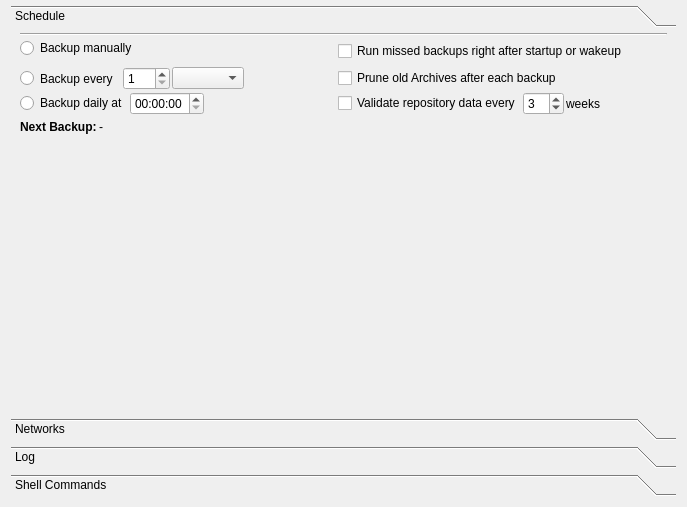
borgbase/vorta, file src/vorta/assets/UI/scheduletab.ui: the form before one commit.
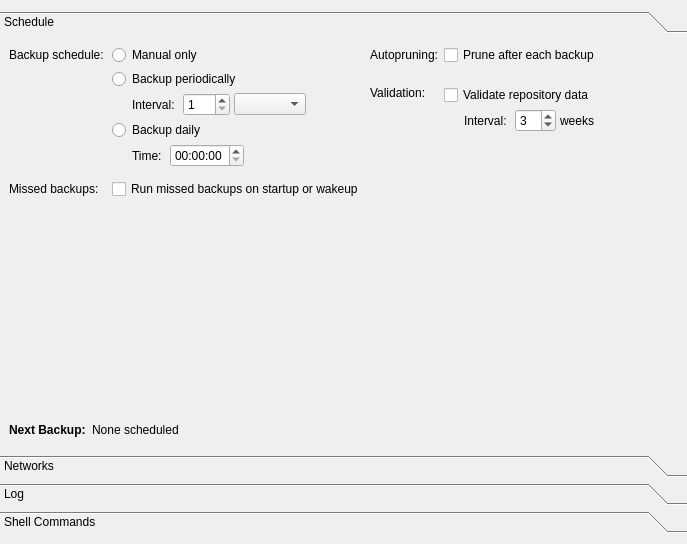
The form after the commit.

Patch:
```diff
--- a/src/vorta/assets/UI/scheduletab.ui
+++ b/src/vorta/assets/UI/scheduletab.ui
@@ -7,33 +7,39 @@
     <x>0</x>
     <y>0</y>
     <width>687</width>
-    <height>507</height>
+    <height>544</height>
    </rect>
   </property>
   <property name="windowTitle">
    <string>Form</string>
   </property>
   <layout class="QGridLayout" name="gridLayout">
-   <property name="topMargin">
-    <number>5</number>
+   <property name="leftMargin">
+    <number>0</number>
    </property>
-   <item row="0" column="0">
+   <property name="rightMargin">
+    <number>0</number>
+   </property>
+   <item row="1" column="0">
     <widget class="QToolBox" name="toolBox">
+     <property name="sizePolicy">
+      <sizepolicy hsizetype="Preferred" vsizetype="Minimum">
+       <horstretch>0</horstretch>
+       <verstretch>0</verstretch>
+      </sizepolicy>
+     </property>
      <property name="font">
       <font>
        <bold>false</bold>
       </font>
      </property>
-     <property name="currentIndex">
-      <number>0</number>
-     </property>
      <widget class="QWidget" name="schedule">
       <property name="geometry">
        <rect>
         <x>0</x>
         <y>0</y>
-        <width>663</width>
-        <height>354</height>
+        <width>687</width>
+        <height>384</height>
        </rect>
       </property>
       <property name="font">
@@ -46,104 +52,116 @@
       </attribute>
       <layout class="QVBoxLayout" name="verticalLayout">
        <property name="spacing">
-        <number>2</number>
+        <number>6</number>
        </property>
        <property name="topMargin">
-        <number>0</number>
+        <number>6</number>
        </property>
        <item>
-        <widget class="Line" name="line">
-         <property name="orientation">
-          <enum>Qt::Horizontal</enum>
-         </property>
-        </widget>
-       </item>
-       <item>
-        <layout class="QGridLayout" name="gridLayout_6">
-         <property name="topMargin">
-          <number>0</number>
-         </property>
-         <property name="bottomMargin">
-          <number>10</number>
-         </property>
-         <item row="0" column="0">
           <layout class="QHBoxLayout" name="horizontalLayout_2">
-           <property name="sizeConstraint">
-            <enum>QLayout::SetFixedSize</enum>
-           </property>
-           <property name="bottomMargin">
-            <number>7</number>
-           </property>
            <item>
+          <layout class="QFormLayout" name="formLayout_2">
+           <property name="formAlignment">
+            <set>Qt::AlignHCenter|Qt::AlignTop</set>
+           </property>
+           <property name="horizontalSpacing">
+            <number>8</number>
+           </property>
+           <property name="verticalSpacing">
+            <number>4</number>
+           </property>
+           <item row="1" column="0">
+            <widget class="QLabel" name="label_3">
+             <property name="text">
+              <string>Backup schedule:</string>
+             </property>
+            </widget>
+           </item>
+           <item row="1" column="1">
             <widget class="QRadioButton" name="scheduleOffRadio">
-             <property name="sizePolicy">
-              <sizepolicy hsizetype="Minimum" vsizetype="Fixed">
-               <horstretch>0</horstretch>
-               <verstretch>0</verstretch>
-              </sizepolicy>
-             </property>
              <property name="text">
-              <string>Backup manually</string>
+              <string>Manual only</string>
              </property>
             </widget>
            </item>
-           <item>
-            <spacer name="horizontalSpacer_7">
-             <property name="orientation">
-              <enum>Qt::Horizontal</enum>
+           <item row="3" column="1">
+            <layout class="QVBoxLayout" name="verticalLayout_5">
+             <property name="spacing">
+              <number>4</number>
              </property>
-             <property name="sizeHint" stdset="0">
-              <size>
-               <width>40</width>
-               <height>20</height>
-              </size>
+             <property name="sizeConstraint">
+              <enum>QLayout::SetMinimumSize</enum>
              </property>
-            </spacer>
-           </item>
-          </layout>
-         </item>
-         <item row="2" column="0">
-          <layout class="QHBoxLayout" name="horizontalLayout_5">
-           <item>
-            <widget class="QRadioButton" name="scheduleFixedRadio">
-             <property name="text">
-              <string>Backup daily at</string>
-             </property>
-            </widget>
-           </item>
-           <item>
-            <widget class="QTimeEdit" name="scheduleFixedTime"/>
-           </item>
-           <item>
-            <spacer name="horizontalSpacer">
-             <property name="orientation">
-              <enum>Qt::Horizontal</enum>
-             </property>
-             <property name="sizeHint" stdset="0">
-              <size>
-               <width>40</width>
-               <height>20</height>
-              </size>
-             </property>
-            </spacer>
-           </item>
-          </layout>
-         </item>
-         <item row="1" column="0">
-          <layout class="QHBoxLayout" name="horizontalLayout_3">
            <item>
             <widget class="QRadioButton" name="scheduleIntervalRadio">
+               <property name="text">
+                <string>Backup periodically</string>
+               </property>
+              </widget>
+             </item>
+             <item>
+              <widget class="QFrame" name="framePeriodic">
              <property name="sizePolicy">
               <sizepolicy hsizetype="Fixed" vsizetype="Preferred">
                <horstretch>0</horstretch>
                <verstretch>0</verstretch>
               </sizepolicy>
              </property>
+               <layout class="QHBoxLayout" name="layoutPeriodic">
+                <property name="spacing">
+                 <number>4</number>
+                </property>
+                <property name="leftMargin">
+                 <number>0</number>
+                </property>
+                <property name="topMargin">
+                 <number>0</number>
+                </property>
+                <property name="rightMargin">
+                 <number>0</number>
+                </property>
+                <property name="bottomMargin">
+                 <number>0</number>
+                </property>
+                <item>
+                 <spacer name="horizontalSpacer_2">
+                  <property name="orientation">
+                   <enum>Qt::Horizontal</enum>
+                  </property>
+                  <property name="sizeType">
+                   <enum>QSizePolicy::Fixed</enum>
+                  </property>
+                  <property name="sizeHint" stdset="0">
+                   <size>
+                    <width>20</width>
+                    <height>20</height>
+                   </size>
+                  </property>
+                 </spacer>
+                </item>
+                <item>
+                 <widget class="QLabel" name="label_5">
              <property name="text">
-              <string>Backup every </string>
+                   <string>Interval:</string>
              </property>
             </widget>
            </item>
+                <item>
+                 <spacer name="horizontalSpacer">
+                  <property name="orientation">
+                   <enum>Qt::Horizontal</enum>
+                  </property>
+                  <property name="sizeType">
+                   <enum>QSizePolicy::Fixed</enum>
+                  </property>
+                  <property name="sizeHint" stdset="0">
+                   <size>
+                    <width>4</width>
+                    <height>1</height>
+                   </size>
+                  </property>
+                 </spacer>
+                </item>
            <item>
             <widget class="QSpinBox" name="scheduleIntervalCount">
              <property name="minimum">
@@ -157,128 +175,248 @@
            <item>
             <widget class="QComboBox" name="scheduleIntervalUnit"/>
            </item>
-           <item>
-            <spacer name="horizontalSpacer_2">
-             <property name="orientation">
-              <enum>Qt::Horizontal</enum>
-             </property>
-             <property name="sizeHint" stdset="0">
-              <size>
-               <width>40</width>
-               <height>20</height>
-              </size>
-             </property>
-            </spacer>
+               </layout>
+              </widget>
            </item>
           </layout>
          </item>
-         <item row="3" column="0">
-          <layout class="QHBoxLayout" name="horizontalLayout">
+           <item row="4" column="1">
+            <layout class="QVBoxLayout" name="verticalLayout_6">
+             <property name="spacing">
+              <number>4</number>
+             </property>
+             <item>
+              <widget class="QRadioButton" name="scheduleFixedRadio">
+               <property name="text">
+                <string>Backup daily</string>
+               </property>
+              </widget>
+             </item>
+             <item>
+              <widget class="QFrame" name="frameDaily">
+               <property name="sizePolicy">
+                <sizepolicy hsizetype="Fixed" vsizetype="Preferred">
+                 <horstretch>0</horstretch>
+                 <verstretch>0</verstretch>
+                </sizepolicy>
+               </property>
+               <layout class="QHBoxLayout" name="layoutDaily">
+                <property name="spacing">
+                 <number>4</number>
+                </property>
+                <property name="leftMargin">
+                 <number>0</number>
+                </property>
            <property name="topMargin">
             <number>0</number>
            </property>
            <property name="rightMargin">
             <number>0</number>
            </property>
-           <item>
-            <widget class="QLabel" name="label_3">
-             <property name="font">
-              <font>
-               <bold>true</bold>
-              </font>
-             </property>
-             <property name="text">
-              <string>Next Backup:</string>
-             </property>
-            </widget>
-           </item>
-           <item>
-            <widget class="QLabel" name="nextBackupDateTimeLabel">
-             <property name="text">
-              <string>-</string>
-             </property>
-            </widget>
-           </item>
+                <property name="bottomMargin">
+                 <number>0</number>
+                </property>
            <item>
             <spacer name="horizontalSpacer_3">
              <property name="orientation">
               <enum>Qt::Horizontal</enum>
              </property>
+                  <property name="sizeType">
+                   <enum>QSizePolicy::Fixed</enum>
+                  </property>
              <property name="sizeHint" stdset="0">
               <size>
-               <width>40</width>
+                    <width>20</width>
                <height>20</height>
               </size>
              </property>
             </spacer>
            </item>
-          </layout>
-         </item>
-         <item row="1" column="1">
-          <layout class="QHBoxLayout" name="horizontalLayout_8">
-           <property name="topMargin">
-            <number>0</number>
-           </property>
            <item>
-            <widget class="QCheckBox" name="pruneCheckBox">
+                 <widget class="QLabel" name="label_6">
              <property name="text">
-              <string>Prune old Archives after each backup</string>
+                   <string>Time:</string>
              </property>
             </widget>
            </item>
            <item>
-            <spacer name="horizontalSpacer_6">
+                 <spacer name="horizontalSpacer_9">
              <property name="orientation">
               <enum>Qt::Horizontal</enum>
              </property>
+                  <property name="sizeType">
+                   <enum>QSizePolicy::Fixed</enum>
+                  </property>
              <property name="sizeHint" stdset="0">
               <size>
-               <width>40</width>
-               <height>20</height>
+                    <width>4</width>
+                    <height>1</height>
               </size>
              </property>
             </spacer>
            </item>
-          </layout>
-         </item>
-         <item row="0" column="1">
-          <layout class="QHBoxLayout" name="horizontalLayout_9">
-           <property name="topMargin">
-            <number>0</number>
-           </property>
            <item>
+                 <widget class="QTimeEdit" name="scheduleFixedTime"/>
+                </item>
+               </layout>
+              </widget>
+             </item>
+            </layout>
+           </item>
+           <item row="5" column="1">
+            <spacer name="verticalSpacer">
+             <property name="orientation">
+              <enum>Qt::Vertical</enum>
+             </property>
+             <property name="sizeType">
+              <enum>QSizePolicy::Fixed</enum>
+             </property>
+             <property name="sizeHint" stdset="0">
+              <size>
+               <width>1</width>
+               <height>4</height>
+              </size>
+             </property>
+            </spacer>
+           </item>
+           <item row="6" column="0">
+            <widget class="QLabel" name="label_8">
+             <property name="text">
+              <string>Missed backups:</string>
+             </property>
+            </widget>
+           </item>
+           <item row="6" column="1">
             <widget class="QCheckBox" name="missedBackupsCheckBox">
+             <property name="maximumSize">
+              <size>
+               <width>16777215</width>
+               <height>16777215</height>
+              </size>
+             </property>
              <property name="text">
-              <string>Run missed backups right after startup or wakeup</string>
+              <string>Run missed backups on startup or wakeup</string>
              </property>
             </widget>
            </item>
-           <item>
-            <spacer name="horizontalSpacer_5">
+           <item row="7" column="1">
+            <spacer name="verticalSpacer_5">
              <property name="orientation">
-              <enum>Qt::Horizontal</enum>
+              <enum>Qt::Vertical</enum>
+             </property>
+             <property name="sizeType">
+              <enum>QSizePolicy::Fixed</enum>
              </property>
              <property name="sizeHint" stdset="0">
               <size>
-               <width>40</width>
-               <height>20</height>
+               <width>1</width>
+               <height>4</height>
               </size>
              </property>
             </spacer>
            </item>
           </layout>
+         </item>
+         <item>
+          <layout class="QFormLayout" name="formLayout_3">
+           <item row="0" column="0">
+            <widget class="QLabel" name="label_9">
+             <property name="text">
+              <string>Autopruning:</string>
+             </property>
+            </widget>
+           </item>
+           <item row="0" column="1">
+            <widget class="QCheckBox" name="pruneCheckBox">
+             <property name="text">
+              <string>Prune after each backup</string>
+             </property>
+            </widget>
+           </item>
+           <item row="2" column="0">
+            <widget class="QLabel" name="label_10">
+             <property name="text">
+              <string>Validation:</string>
+             </property>
+            </widget>
          </item>
          <item row="2" column="1">
-          <layout class="QHBoxLayout" name="horizontalLayout_6">
+            <layout class="QVBoxLayout" name="verticalLayout_7">
+             <property name="spacing">
+              <number>4</number>
+             </property>
            <property name="topMargin">
-            <number>0</number>
+              <number>4</number>
            </property>
            <item>
             <widget class="QCheckBox" name="validationCheckBox">
              <property name="text">
-              <string>Validate repository data every</string>
-             </property>
-            </widget>
+                <string>Validate repository data</string>
+               </property>
+              </widget>
+             </item>
+             <item>
+              <widget class="QFrame" name="frameValidation">
+               <property name="sizePolicy">
+                <sizepolicy hsizetype="Fixed" vsizetype="Preferred">
+                 <horstretch>0</horstretch>
+                 <verstretch>0</verstretch>
+                </sizepolicy>
+               </property>
+               <layout class="QHBoxLayout" name="layoutValidation">
+                <property name="spacing">
+                 <number>4</number>
+                </property>
+                <property name="leftMargin">
+                 <number>0</number>
+                </property>
+                <property name="topMargin">
+                 <number>0</number>
+                </property>
+                <property name="rightMargin">
+                 <number>0</number>
+                </property>
+                <property name="bottomMargin">
+                 <number>0</number>
+                </property>
+                <item>
+                 <spacer name="horizontalSpacer_8">
+                  <property name="orientation">
+                   <enum>Qt::Horizontal</enum>
+                  </property>
+                  <property name="sizeType">
+                   <enum>QSizePolicy::Fixed</enum>
+                  </property>
+                  <property name="sizeHint" stdset="0">
+                   <size>
+                    <width>20</width>
+                    <height>20</height>
+                   </size>
+                  </property>
+                 </spacer>
+                </item>
+                <item>
+                 <widget class="QLabel" name="label_11">
+                  <property name="text">
+                   <string>Interval:</string>
+                  </property>
+                 </widget>
+                </item>
+                <item>
+                 <spacer name="horizontalSpacer_10">
+                  <property name="orientation">
+                   <enum>Qt::Horizontal</enum>
+                  </property>
+                  <property name="sizeType">
+                   <enum>QSizePolicy::Fixed</enum>
+                  </property>
+                  <property name="sizeHint" stdset="0">
+                   <size>
+                    <width>4</width>
+                    <height>1</height>
+                   </size>
+                  </property>
+                 </spacer>
            </item>
            <item>
             <widget class="QSpinBox" name="validationWeeksCount">
@@ -294,12 +432,71 @@
             </widget>
            </item>
            <item>
-            <widget class="QLabel" name="label_5">
+                 <widget class="QLabel" name="label_12">
              <property name="text">
               <string>weeks</string>
              </property>
             </widget>
            </item>
+               </layout>
+              </widget>
+             </item>
+            </layout>
+           </item>
+           <item row="1" column="1">
+            <spacer name="verticalSpacer_4">
+             <property name="orientation">
+              <enum>Qt::Vertical</enum>
+             </property>
+             <property name="sizeType">
+              <enum>QSizePolicy::Fixed</enum>
+             </property>
+             <property name="sizeHint" stdset="0">
+              <size>
+               <width>1</width>
+               <height>4</height>
+              </size>
+             </property>
+            </spacer>
+           </item>
+          </layout>
+         </item>
+        </layout>
+       </item>
+       <item>
+        <spacer name="verticalSpacer_3">
+         <property name="orientation">
+          <enum>Qt::Vertical</enum>
+         </property>
+         <property name="sizeHint" stdset="0">
+          <size>
+           <width>20</width>
+           <height>40</height>
+          </size>
+         </property>
+        </spacer>
+       </item>
+       <item>
+        <layout class="QHBoxLayout" name="horizontalLayout">
+         <item>
+          <widget class="QLabel" name="label_14">
+           <property name="font">
+            <font>
+             <bold>true</bold>
+            </font>
+           </property>
+           <property name="text">
+            <string>Next Backup:</string>
+           </property>
+          </widget>
+         </item>
+         <item>
+          <widget class="QLabel" name="nextBackupDateTimeLabel">
+           <property name="text">
+            <string>None scheduled</string>
+           </property>
+          </widget>
+         </item>
            <item>
             <spacer name="horizontalSpacer_4">
              <property name="orientation">
@@ -316,39 +513,29 @@
           </layout>
          </item>
         </layout>
-       </item>
-       <item>
-        <spacer name="verticalSpacer">
-         <property name="orientation">
-          <enum>Qt::Vertical</enum>
-         </property>
-         <property name="sizeHint" stdset="0">
-          <size>
-           <width>20</width>
-           <height>40</height>
-          </size>
-         </property>
-        </spacer>
-       </item>
-      </layout>
      </widget>
      <widget class="QWidget" name="page_2">
       <property name="geometry">
        <rect>
         <x>0</x>
         <y>0</y>
-        <width>282</width>
-        <height>146</height>
+        <width>687</width>
+        <height>384</height>
        </rect>
       </property>
       <attribute name="label">
        <string>Networks</string>
       </attribute>
       <layout class="QGridLayout" name="gridLayout_2">
-       <property name="topMargin">
-        <number>0</number>
+       <property name="verticalSpacing">
+        <number>12</number>
        </property>
        <item row="1" column="0">
+        <layout class="QVBoxLayout" name="verticalLayout_8">
+         <property name="spacing">
+          <number>4</number>
+         </property>
+         <item>
         <widget class="QLabel" name="wifiListLabel">
          <property name="enabled">
           <bool>true</bool>
@@ -358,17 +545,7 @@
          </property>
         </widget>
        </item>
-       <item row="0" column="0">
-        <widget class="QCheckBox" name="dontRunOnMeteredNetworksCheckBox">
-         <property name="text">
-          <string>Don't run backup over metered networks</string>
-         </property>
-         <property name="tristate">
-          <bool>false</bool>
-         </property>
-        </widget>
-       </item>
-       <item row="2" column="0">
+         <item>
         <widget class="QListWidget" name="wifiListWidget">
          <property name="sizePolicy">
           <sizepolicy hsizetype="Expanding" vsizetype="Expanding">
@@ -378,18 +555,17 @@
          </property>
         </widget>
        </item>
-       <item row="3" column="0">
-        <spacer name="verticalSpacer_3">
-         <property name="orientation">
-          <enum>Qt::Vertical</enum>
+        </layout>
+       </item>
+       <item row="0" column="0">
+        <widget class="QCheckBox" name="meteredNetworksCheckBox">
+         <property name="text">
+          <string>Run backups over metered networks</string>
          </property>
-         <property name="sizeHint" stdset="0">
-          <size>
-           <width>20</width>
-           <height>0</height>
-          </size>
+         <property name="tristate">
+          <bool>false</bool>
          </property>
-        </spacer>
+        </widget>
        </item>
       </layout>
      </widget>
@@ -398,17 +574,14 @@
        <rect>
         <x>0</x>
         <y>0</y>
-        <width>98</width>
-        <height>86</height>
+        <width>687</width>
+        <height>384</height>
        </rect>
       </property>
       <attribute name="label">
        <string>Log</string>
       </attribute>
       <layout class="QGridLayout" name="gridLayout_3">
-       <property name="topMargin">
-        <number>0</number>
-       </property>
        <item row="0" column="0">
         <widget class="QTableWidget" name="logTableWidget">
          <property name="font">
@@ -460,21 +633,30 @@
        <rect>
         <x>0</x>
         <y>0</y>
-        <width>494</width>
-        <height>288</height>
+        <width>687</width>
+        <height>384</height>
        </rect>
       </property>
       <attribute name="label">
        <string>Shell Commands</string>
       </attribute>
       <layout class="QVBoxLayout" name="verticalLayout_2">
-       <property name="topMargin">
-        <number>0</number>
+       <property name="spacing">
+        <number>12</number>
        </property>
+       <item>
+        <widget class="QFrame" name="frame">
+         <property name="frameShape">
+          <enum>QFrame::StyledPanel</enum>
+         </property>
+         <property name="frameShadow">
+          <enum>QFrame::Raised</enum>
+         </property>
+         <layout class="QVBoxLayout" name="verticalLayout_3">
        <item>
         <widget class="QLabel" name="label_4">
          <property name="text">
-          <string>Run custom shell commands before and after each backup. The actual backup and post-backup command will only run, if the pre-backup command exits without error (return code 0).</string>
+             <string>&lt;html&gt;&lt;head/&gt;&lt;body&gt;&lt;p&gt;Run custom shell commands before and after each backup. The actual backup and post-backup command will only run, if the pre-backup command exits without error (return code 0). Available variables: &lt;span style=&quot; font-family:'Courier';&quot;&gt;$repo_url, $profile_name, $profile_slug, $returncode&lt;/span&gt;&lt;/p&gt;&lt;/body&gt;&lt;/html&gt;</string>
          </property>
          <property name="alignment">
           <set>Qt::AlignLeading|Qt::AlignLeft|Qt::AlignTop</set>
@@ -485,7 +667,40 @@
         </widget>
        </item>
        <item>
+           <layout class="QHBoxLayout" name="horizontalLayout_3">
+            <property name="topMargin">
+             <number>0</number>
+            </property>
+            <item>
+             <widget class="QLabel" name="label_2">
+              <property name="minimumSize">
+               <size>
+                <width>100</width>
+                <height>0</height>
+               </size>
+              </property>
+              <property name="text">
+               <string>Pre-backup:</string>
+              </property>
+              <property name="alignment">
+               <set>Qt::AlignRight|Qt::AlignTrailing|Qt::AlignVCenter</set>
+              </property>
+             </widget>
+            </item>
+            <item>
         <widget class="QLineEdit" name="preBackupCmdLineEdit">
+              <property name="sizePolicy">
+               <sizepolicy hsizetype="Expanding" vsizetype="Fixed">
+                <horstretch>0</horstretch>
+                <verstretch>0</verstretch>
+               </sizepolicy>
+              </property>
+              <property name="minimumSize">
+               <size>
+                <width>0</width>
+                <height>0</height>
+               </size>
+              </property>
          <property name="styleSheet">
           <string notr="true">font-family:'Courier';</string>
          </property>
@@ -493,53 +708,67 @@
           <string/>
          </property>
          <property name="placeholderText">
-          <string>Pre-backup command to run BEFORE backups</string>
+               <string>echo &quot;Before backup of $repo_url&quot;</string>
+              </property>
+             </widget>
+            </item>
+           </layout>
+          </item>
+          <item>
+           <layout class="QHBoxLayout" name="horizontalLayout_4">
+            <property name="topMargin">
+             <number>0</number>
+            </property>
+            <item>
+             <widget class="QLabel" name="label">
+              <property name="minimumSize">
+               <size>
+                <width>100</width>
+                <height>0</height>
+               </size>
+              </property>
+              <property name="text">
+               <string>Post-backup:</string>
+              </property>
+              <property name="alignment">
+               <set>Qt::AlignRight|Qt::AlignTrailing|Qt::AlignVCenter</set>
          </property>
         </widget>
        </item>
        <item>
         <widget class="QLineEdit" name="postBackupCmdLineEdit">
+              <property name="minimumSize">
+               <size>
+                <width>0</width>
+                <height>0</height>
+               </size>
+              </property>
          <property name="styleSheet">
           <string notr="true">font-family:'Courier';</string>
          </property>
          <property name="placeholderText">
-          <string>Post-backup command to run AFTER backups</string>
+               <string>echo &quot;Backup of $repo_url ended with $returncode.&quot;</string>
          </property>
         </widget>
        </item>
-       <item>
-        <widget class="QLabel" name="label_6">
-         <property name="font">
-          <font>
-           <pointsize>11</pointsize>
-           <bold>false</bold>
-          </font>
-         </property>
-         <property name="text">
-          <string>&lt;html&gt;&lt;head/&gt;&lt;body&gt;&lt;p&gt;Available env variables: &lt;span style=&quot; font-family:'Courier';&quot;&gt;$repo_url, $profile_name, $profile_slug, $returncode&lt;/span&gt;&lt;/p&gt;&lt;/body&gt;&lt;/html&gt;</string>
-         </property>
+           </layout>
+          </item>
+         </layout>
         </widget>
        </item>
        <item>
-        <spacer name="verticalSpacer_4">
-         <property name="orientation">
-          <enum>Qt::Vertical</enum>
+        <widget class="QFrame" name="frame_3">
+         <property name="frameShape">
+          <enum>QFrame::StyledPanel</enum>
          </property>
-         <property name="sizeType">
-          <enum>QSizePolicy::Maximum</enum>
+         <property name="frameShadow">
+          <enum>QFrame::Raised</enum>
          </property>
-         <property name="sizeHint" stdset="0">
-          <size>
-           <width>20</width>
-           <height>15</height>
-          </size>
-         </property>
-        </spacer>
-       </item>
+         <layout class="QVBoxLayout" name="verticalLayout_4">
        <item>
         <widget class="QLabel" name="label_7">
          <property name="text">
-          <string>Add these arguments when creating a backup. See &lt;a href=&quot;https://borgbackup.readthedocs.io/en/stable/usage/create.html&quot;&gt;&lt;span style=&quot; text-decoration: underline; color:#0984e3;&quot;&gt;the documentation&lt;/span&gt;&lt;/a&gt; for more information.</string>
+             <string>&lt;html&gt;&lt;head/&gt;&lt;body&gt;&lt;p&gt;Extra arguments for &lt;span style=&quot; font-style:italic;&quot;&gt;borg create&lt;/span&gt;. Possible options are listed in the &lt;a href=&quot;https://borgbackup.readthedocs.io/en/stable/usage/create.html&quot;&gt;&lt;span style=&quot; text-decoration: underline; color:#0984e3;&quot;&gt;the borg documentation&lt;/span&gt;&lt;/a&gt;.&lt;/p&gt;&lt;/body&gt;&lt;/html&gt;</string>
          </property>
          <property name="wordWrap">
           <bool>true</bool>
@@ -551,12 +780,21 @@
        </item>
        <item>
         <widget class="QLineEdit" name="createCmdLineEdit">
+            <property name="sizePolicy">
+             <sizepolicy hsizetype="Expanding" vsizetype="Preferred">
+              <horstretch>0</horstretch>
+              <verstretch>0</verstretch>
+             </sizepolicy>
+            </property>
          <property name="styleSheet">
           <string notr="true">font-family:'Courier';</string>
          </property>
          <property name="placeholderText">
-          <string>Arguments to add. E.g. --dry-run</string>
-         </property>
+             <string>--dry-run --noflags</string>
+            </property>
+           </widget>
+          </item>
+         </layout>
         </widget>
        </item>
        <item>
@@ -566,8 +804,8 @@
          </property>
          <property name="sizeHint" stdset="0">
           <size>
-           <width>20</width>
-           <height>40</height>
+           <width>0</width>
+           <height>0</height>
           </size>
          </property>
         </spacer>
```
Lines whose indentation alone changed are shown as unchanged.
